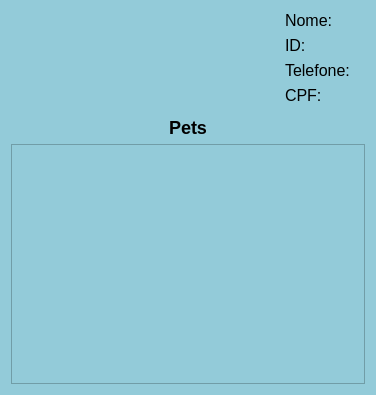
Before: the Qt Designer form tela_perfil_tutor.ui in mateuszinum/Projeto-Clinica-Veterinaria, drawn with Qt 5.
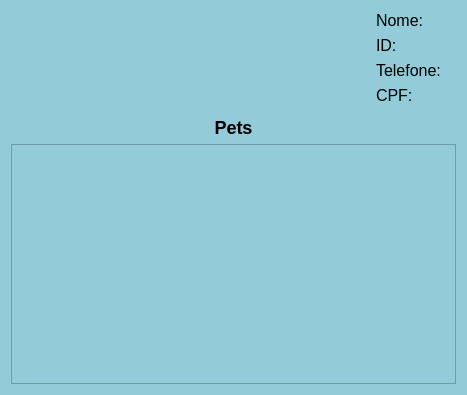
After: the same form once the commit is applied.

The edit to the form file:
```diff
--- a/tela_perfil_tutor.ui
+++ b/tela_perfil_tutor.ui
@@ -6,7 +6,7 @@
    <rect>
     <x>0</x>
     <y>0</y>
-    <width>376</width>
+    <width>467</width>
     <height>395</height>
    </rect>
   </property>
```
